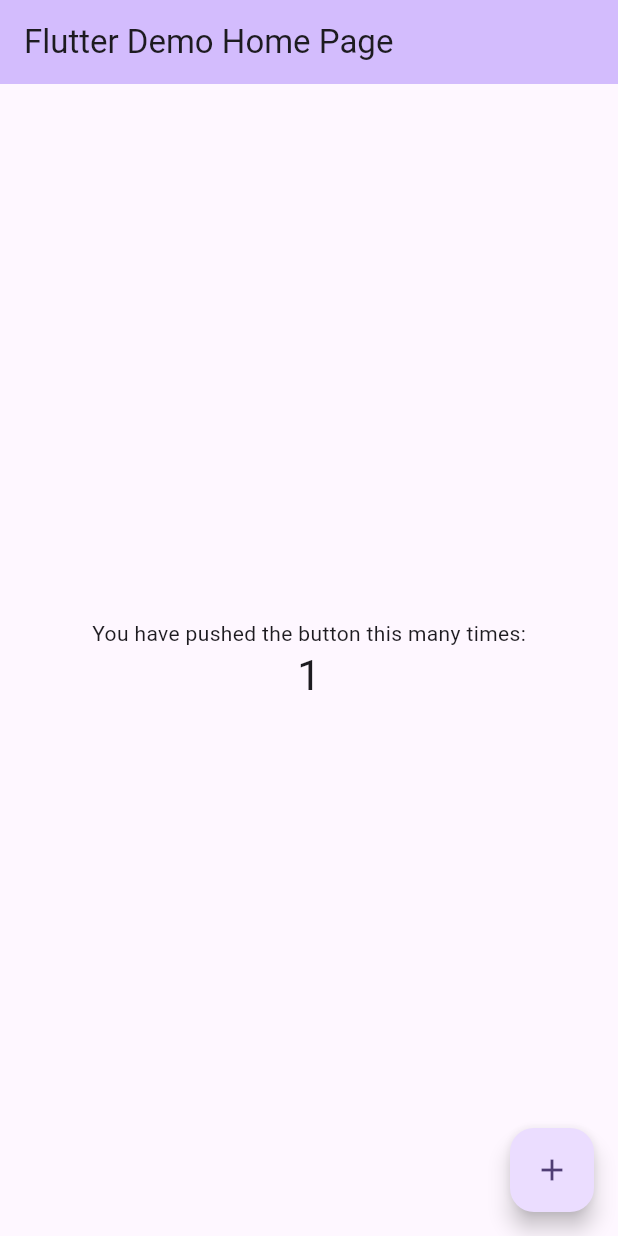
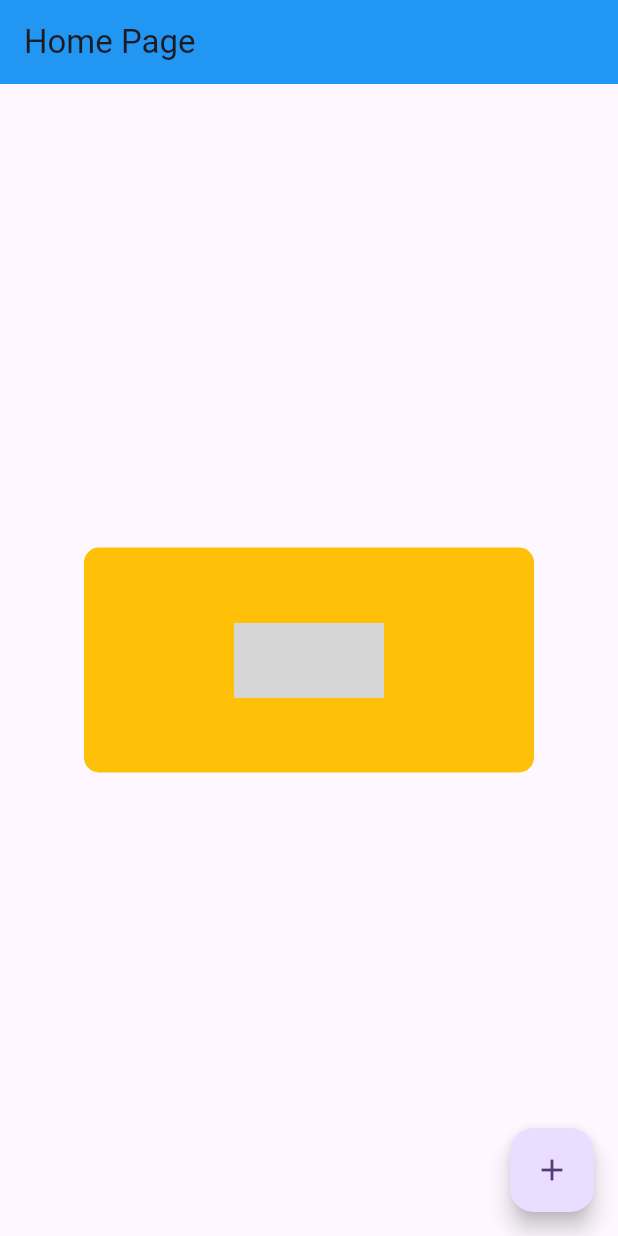
Before and after one commit to KrittinWCHAT/my.first_application, a Flutter app: the screen it shows after launch, after a tap on the "add" icon, on a phone screen of 412 x 824 dp. Run offline on Flutter 3.47's test engine with Material 3 defaults, Android fonts, the phone set to English and light mode, and no system bars; grey boxes are pictures that could not be loaded.

Commit message:
add container images

```diff
--- a/lib/main.dart
+++ b/lib/main.dart
@@ -1,122 +1,65 @@
-import 'package:flutter/material.dart';
+import 'package:flutter/material.dart'; // Import ไลบรารี Material ของ Flutter
 
 void main() {
-  runApp(const MyApp());
+  // จุดเริ่มต้นของแอป Flutter
+  runApp(const MyApp()); // บอก Flutter ว่าวิดเจ็ตใดคือรากฐานของแอป
 }
 
+// MyApp โดยทั่วไปคือวิดเจ็ตรากฐานของแอปพลิเคชันของคุณ
 class MyApp extends StatelessWidget {
-  const MyApp({super.key});
+  const MyApp({super.key}); // Constructor
 
-  // This widget is the root of your application.
   @override
   Widget build(BuildContext context) {
+    // เมธอด build() ส่งคืนโครงสร้างต้นไม้วิดเจ็ตสำหรับวิดเจ็ตนี้
     return MaterialApp(
+      theme: ThemeData(
+        colorScheme: ColorScheme.fromSeed(seedColor: Colors.deepPurple),
+        useMaterial3: true, // ใช้ Material Design เวอร์ชันล่าสุด
+      ),
       title: 'Flutter Demo',
-      theme: ThemeData(
-        // This is the theme of your application.
-        //
-        // TRY THIS: Try running your application with "flutter run". You'll see
-        // the application has a purple toolbar. Then, without quitting the app,
-        // try changing the seedColor in the colorScheme below to Colors.green
-        // and then invoke "hot reload" (save your changes or press the "hot
-        // reload" button in a Flutter-supported IDE, or press "r" if you used
-        // the command line to start the app).
-        //
-        // Notice that the counter didn't reset back to zero; the application
-        // state is not lost during the reload. To reset the state, use hot
-        // restart instead.
-        //
-        // This works for code too, not just values: Most code changes can be
-        // tested with just a hot reload.
-        colorScheme: ColorScheme.fromSeed(seedColor: Colors.deepPurple),
-      ),
-      home: const MyHomePage(title: 'Flutter Demo Home Page'),
+      home: const MyHomePage(),
     );
   }
 }
 
-class MyHomePage extends StatefulWidget {
-  const MyHomePage({super.key, required this.title});
-
-  // This widget is the home page of your application. It is stateful, meaning
-  // that it has a State object (defined below) that contains fields that affect
-  // how it looks.
-
-  // This class is the configuration for the state. It holds the values (in this
-  // case the title) provided by the parent (in this case the App widget) and
-  // used by the build method of the State. Fields in a Widget subclass are
-  // always marked "final".
-
-  final String title;
-
-  @override
-  State<MyHomePage> createState() => _MyHomePageState();
-}
-
-class _MyHomePageState extends State<MyHomePage> {
-  int _counter = 0;
-
-  void _incrementCounter() {
-    setState(() {
-      // This call to setState tells the Flutter framework that something has
-      // changed in this State, which causes it to rerun the build method below
-      // so that the display can reflect the updated values. If we changed
-      // _counter without calling setState(), then the build method would not be
-      // called again, and so nothing would appear to happen.
-      _counter++;
-    });
-  }
+// ตัวอย่างวิดเจ็ตที่ส่งคืนโดย property 'home' ของ MaterialApp
+class MyHomePage extends StatelessWidget {
+  const MyHomePage({super.key});
 
   @override
   Widget build(BuildContext context) {
-    // This method is rerun every time setState is called, for instance as done
-    // by the _incrementCounter method above.
-    //
-    // The Flutter framework has been optimized to make rerunning build methods
-    // fast, so that you can just rebuild anything that needs updating rather
-    // than having to individually change instances of widgets.
     return Scaffold(
+      // ให้โครงสร้างแอปพื้นฐาน
       appBar: AppBar(
-        // TRY THIS: Try changing the color here to a specific color (to
-        // Colors.amber, perhaps?) and trigger a hot reload to see the AppBar
-        // change color while the other colors stay the same.
-        backgroundColor: Theme.of(context).colorScheme.inversePrimary,
-        // Here we take the value from the MyHomePage object that was created by
-        // the App.build method, and use it to set our appbar title.
-        title: Text(widget.title),
+        title: const Text('Home Page'),
+        backgroundColor: Colors.blue, // ปรับแต่งสี AppBar
       ),
       body: Center(
-        // Center is a layout widget. It takes a single child and positions it
-        // in the middle of the parent.
-        child: Column(
-          // Column is also a layout widget. It takes a list of children and
-          // arranges them vertically. By default, it sizes itself to fit its
-          // children horizontally, and tries to be as tall as its parent.
-          //
-          // Column has various properties to control how it sizes itself and
-          // how it positions its children. Here we use mainAxisAlignment to
-          // center the children vertically; the main axis here is the vertical
-          // axis because Columns are vertical (the cross axis would be
-          // horizontal).
-          //
-          // TRY THIS: Invoke "debug painting" (choose the "Toggle Debug Paint"
-          // action in the IDE, or press "p" in the console), to see the
-          // wireframe for each widget.
-          mainAxisAlignment: MainAxisAlignment.center,
-          children: <Widget>[
-            const Text('You have pushed the button this many times:'),
-            Text(
-              '$_counter',
-              style: Theme.of(context).textTheme.headlineMedium,
+        // พื้นที่เนื้อหาหลัก
+        child: Container(
+          width: 300.0,
+          height: 150.0,
+          decoration: BoxDecoration(
+            color: Colors.amber,
+            borderRadius: BorderRadius.circular(10.0),
+          ),
+          child: Center(
+            child: Image.asset(
+              'assets/images/cat.jpg', // URL รูปภาพตัวอย่าง
+              width: 100,
+              height: 50,
+              fit: BoxFit.cover,
             ),
-          ],
+          ),
         ),
       ),
       floatingActionButton: FloatingActionButton(
-        onPressed: _incrementCounter,
-        tooltip: 'Increment',
+        onPressed: () {
+          print('FAB Pressed!');
+        },
         child: const Icon(Icons.add),
-      ), // This trailing comma makes auto-formatting nicer for build methods.
+      ),
     );
   }
 }
```
Also changed, not shown: pubspec.yaml (+6 -3 lines), asstes/images/cat.jpg (added).
